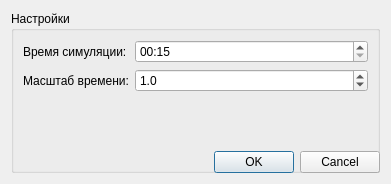
First picture: the form in interface/modeloptionsdialog.ui, repository alekseyl1992/qmb, before the edit.
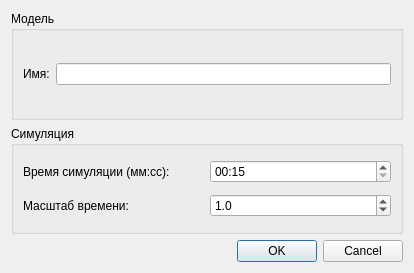
Second picture: the form after the edit.

```diff
--- a/interface/modeloptionsdialog.ui
+++ b/interface/modeloptionsdialog.ui
@@ -6,33 +6,43 @@
    <rect>
     <x>0</x>
     <y>0</y>
-    <width>391</width>
-    <height>184</height>
+    <width>414</width>
+    <height>273</height>
    </rect>
   </property>
   <property name="windowTitle">
    <string>Настройки симуляции</string>
   </property>
-  <layout class="QGridLayout" name="gridLayout">
-   <item row="0" column="0" rowspan="2" colspan="2">
-    <widget class="QGroupBox" name="optionsGroup">
-     <property name="sizePolicy">
-      <sizepolicy hsizetype="Expanding" vsizetype="Expanding">
-       <horstretch>0</horstretch>
-       <verstretch>0</verstretch>
-      </sizepolicy>
-     </property>
+  <layout class="QVBoxLayout" name="verticalLayout">
+   <item>
+    <widget class="QGroupBox" name="groupBox">
      <property name="title">
-      <string>Настройки</string>
+      <string>Модель</string>
      </property>
-     <layout class="QFormLayout" name="formLayout">
-      <property name="fieldGrowthPolicy">
-       <enum>QFormLayout::AllNonFixedFieldsGrow</enum>
-      </property>
+     <layout class="QGridLayout" name="gridLayout_2">
       <item row="0" column="0">
        <widget class="QLabel" name="label">
         <property name="text">
-         <string>Время симуляции:</string>
+         <string>Имя:</string>
+        </property>
+       </widget>
+      </item>
+      <item row="0" column="1">
+       <widget class="QLineEdit" name="modelName"/>
+      </item>
+     </layout>
+    </widget>
+   </item>
+   <item>
+    <widget class="QGroupBox" name="groupBox_2">
+     <property name="title">
+      <string>Симуляция</string>
+     </property>
+     <layout class="QGridLayout" name="gridLayout">
+      <item row="0" column="0">
+       <widget class="QLabel" name="label_3">
+        <property name="text">
+         <string>Время симуляции (мм:cc):</string>
         </property>
        </widget>
       </item>
@@ -76,7 +86,7 @@
      </layout>
     </widget>
    </item>
-   <item row="1" column="1">
+   <item>
     <widget class="QDialogButtonBox" name="buttonBox">
      <property name="orientation">
       <enum>Qt::Horizontal</enum>
```
Left out of the diff: 2 changed lines with no effect on the pictures.
